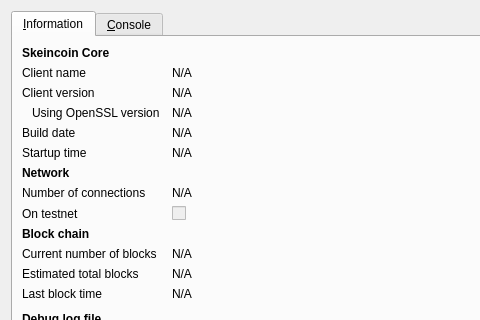
xedoscoin/xedoscoin, file src/qt/forms/rpcconsole.ui: the form before one commit; both pictures show x 0 to 480 and y 0 to 320 of the 740 by 450 pixel window.
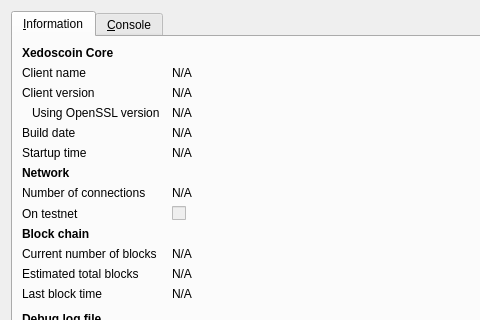
The form after the commit. Icons and pictures are not drawn.

Patch:
```diff
--- a/src/qt/forms/rpcconsole.ui
+++ b/src/qt/forms/rpcconsole.ui
@@ -36,7 +36,7 @@
           </font>
          </property>
          <property name="text">
-          <string>Skeincoin Core</string>
+          <string>Xedoscoin Core</string>
          </property>
         </widget>
        </item>
```
Left out of the diff: 6 changed lines with no effect on the pictures.
